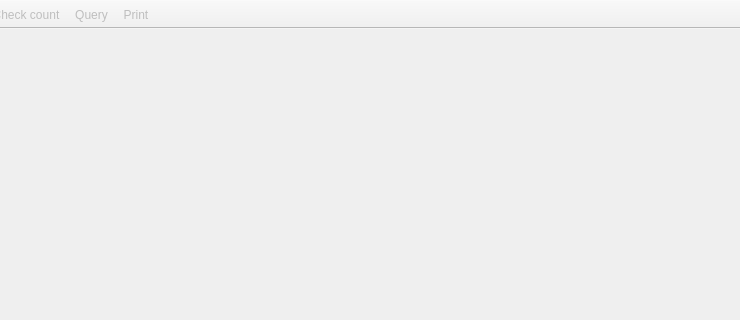
theoar/DataBaseApp, file mainwindow.ui: the form before one commit; both pictures show x 126 to 866 and y 0 to 320 of the 866 by 519 pixel window.
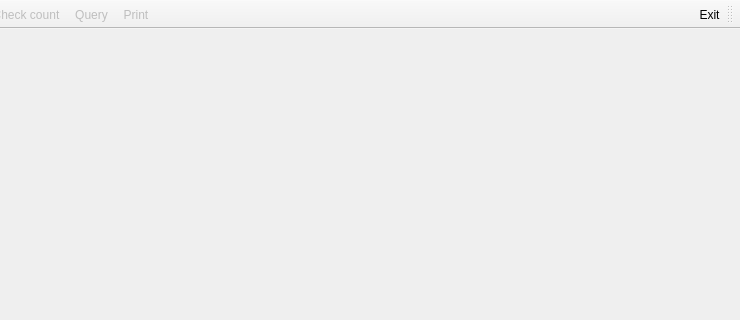
The form after the commit. Icons and pictures are not drawn.

What changed in the file:
```diff
--- a/mainwindow.ui
+++ b/mainwindow.ui
@@ -72,6 +72,33 @@
    <addaction name="PrintAction"/>
   </widget>
   <widget class="QStatusBar" name="StatusBar"/>
+  <widget class="QToolBar" name="toolBar">
+   <property name="enabled">
+    <bool>true</bool>
+   </property>
+   <property name="contextMenuPolicy">
+    <enum>Qt::PreventContextMenu</enum>
+   </property>
+   <property name="windowTitle">
+    <string>toolBar</string>
+   </property>
+   <property name="layoutDirection">
+    <enum>Qt::RightToLeft</enum>
+   </property>
+   <property name="iconSize">
+    <size>
+     <width>32</width>
+     <height>32</height>
+    </size>
+   </property>
+   <attribute name="toolBarArea">
+    <enum>TopToolBarArea</enum>
+   </attribute>
+   <attribute name="toolBarBreak">
+    <bool>false</bool>
+   </attribute>
+   <addaction name="ExitAction"/>
+  </widget>
   <action name="LoginAction">
    <property name="icon">
     <iconset resource="resources.qrc">
@@ -147,6 +174,18 @@
     <string>Select order to print deatils</string>
    </property>
   </action>
+  <action name="ExitAction">
+   <property name="icon">
+    <iconset resource="resources.qrc">
+     <normaloff>:/new/prefix1/application-exit.png</normaloff>:/new/prefix1/application-exit.png</iconset>
+   </property>
+   <property name="text">
+    <string>Exit</string>
+   </property>
+   <property name="toolTip">
+    <string>Click to exit.</string>
+   </property>
+  </action>
  </widget>
  <layoutdefault spacing="6" margin="11"/>
  <resources>
```
Left out of the diff: 20 changed lines with no effect on the pictures.
